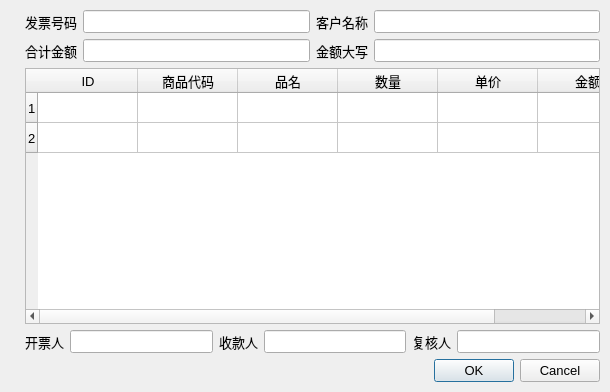
Old version of the form src/invoice/gui/form_invoice.ui in the repository lcw2004/fapiao.
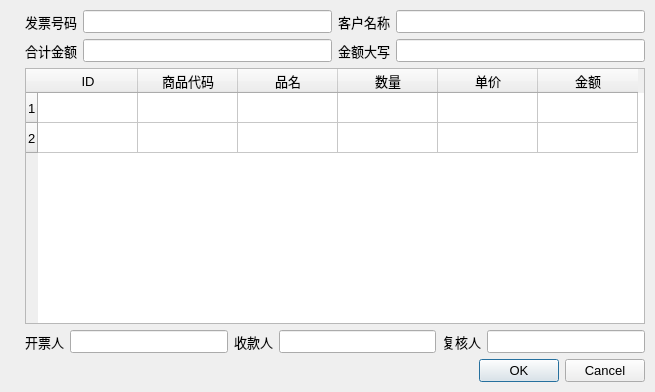
New version of the form. Icons and pictures are not drawn.

Commit message: 获取表格元素内容

```diff
--- a/src/invoice/gui/form_invoice.ui
+++ b/src/invoice/gui/form_invoice.ui
@@ -6,7 +6,7 @@
    <rect>
     <x>0</x>
     <y>0</y>
-    <width>610</width>
+    <width>655</width>
     <height>392</height>
    </rect>
   </property>
```
The commit also changes 2 other files.
